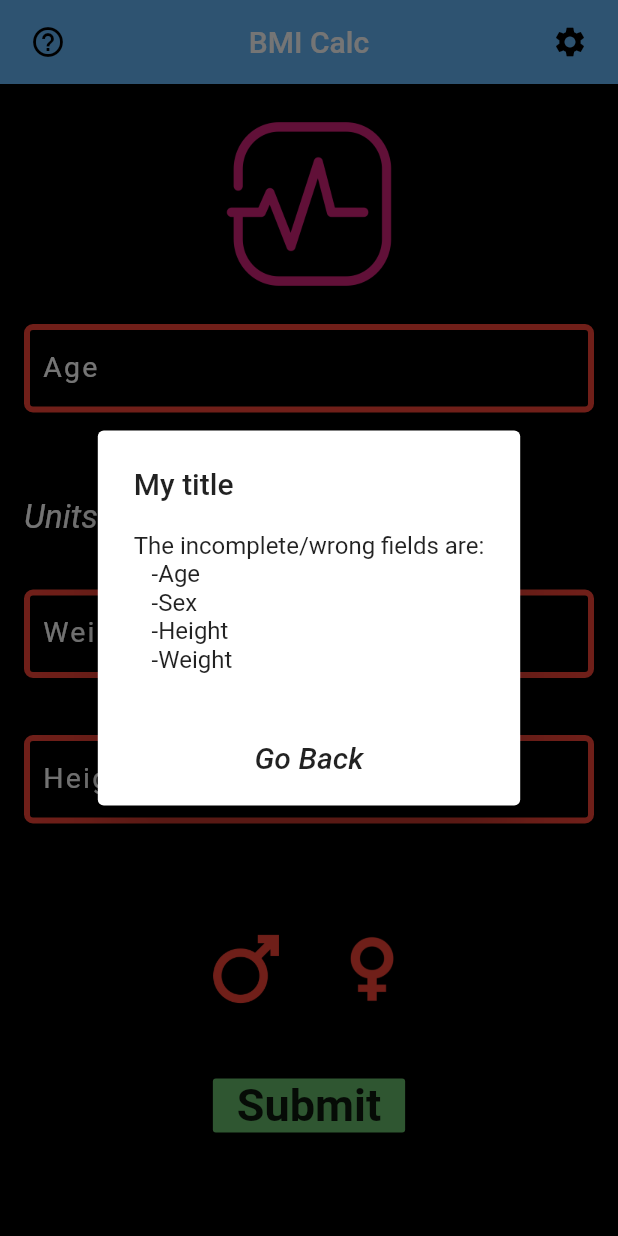
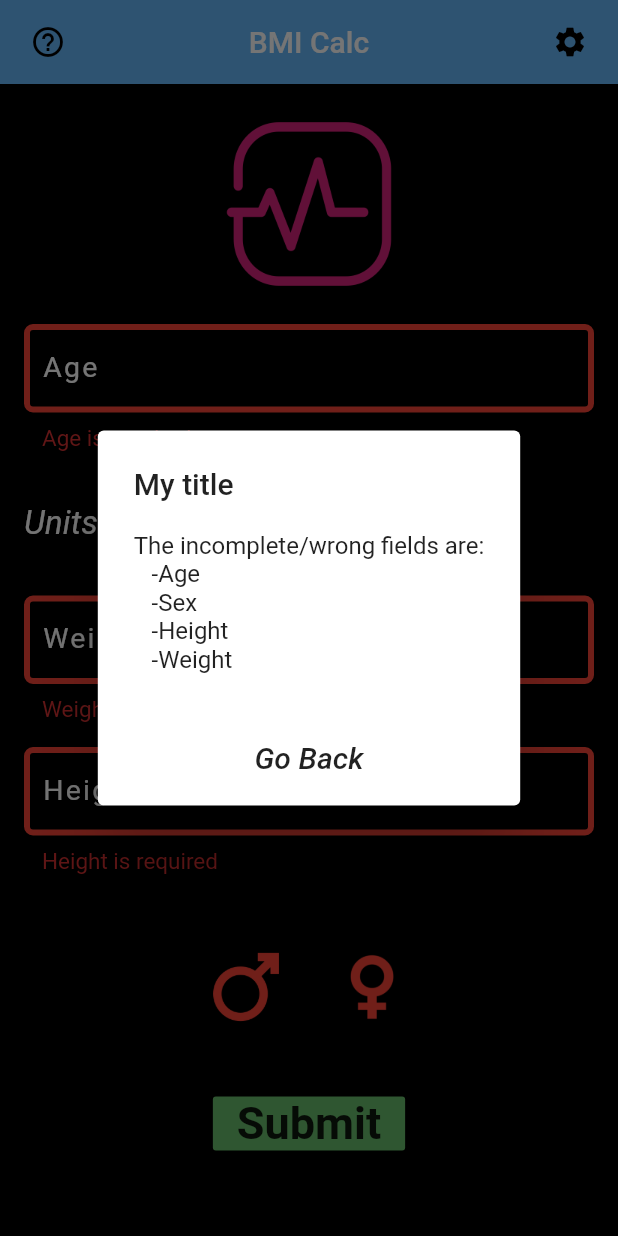
Before and after one commit to Blaze2305/BMI_calc, a Flutter app: the screen it shows after launch, after a tap on "Submit", on a phone screen of 412 x 824 dp. Run offline on Flutter 3.47's test engine with Material 2 defaults, Android fonts, the phone set to English and light mode, and no system bars.

Commit message:
base app done

```diff
--- a/lib/ui/home.dart
+++ b/lib/ui/home.dart
@@ -123,6 +123,7 @@ class _HomeState extends State<Home> {
 
                         errorStyle: TextStyle(
                           height: 0,
+                          fontSize: 15
                         ),
 
                           labelText: "Age",
@@ -140,10 +141,13 @@ class _HomeState extends State<Home> {
                       ),
 
                       validator: (value){
-                        if(value.isEmpty || int.tryParse(value)<=0){
+                        if(value.isEmpty){
                           data.remove('age');
-                          return "";
-                        }else{
+                          return "Age is required";
+                        }else if(int.tryParse(value)<=0){
+                          return "Age cannot be 0 or less";
+                        }
+                        else{
                           setState(() {
                             data['age']=value;
                           });
@@ -268,6 +272,7 @@ class _HomeState extends State<Home> {
 
                         errorStyle: TextStyle(
                           height: 0,
+                          fontSize: 15
                         ),
 
                         labelText: "Weight in ${weights[dropDropValue]}",
@@ -285,9 +290,11 @@ class _HomeState extends State<Home> {
                       ),
 
                       validator: (value){
-                        if(value.isEmpty || double.tryParse(value)<=0){
+                        if(value.isEmpty){
                           data.remove('weight');
-                          return "";
+                          return "Weight is required";
+                        }else if(double.tryParse(value)<=0){
+                          return "Weight cannot be 0 or less";
                         }else{
                           setState(() {
                             data['weight']=value;
@@ -342,6 +349,7 @@ class _HomeState extends State<Home> {
 
                         errorStyle: TextStyle(
                           height: 0,
+                          fontSize: 15
                         ),
 
                         labelText: "Height in ${heights[dropDropValue]}",
@@ -359,10 +367,13 @@ class _HomeState extends State<Home> {
                       ),
 
                       validator: (value){
-                        if(value.isEmpty || double.tryParse(value)<=0){
+                        if(value.isEmpty){
                           data.remove('height');
-                          return "";
-                        }else{
+                          return "Height is required";
+                        }else if(double.tryParse(value)<=0){
+                          return "Height cannot be 0 or less";
+                        }
+                        else{
                           setState(() {
                             data['height']=value;
                           });
```
